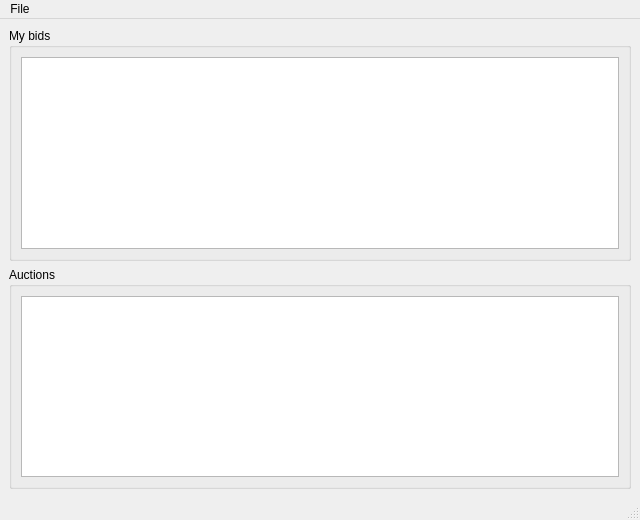
The window that src/app/mainwindow.ui (ABBAPOH/sniper) describes before a commit, drawn with Qt 5.
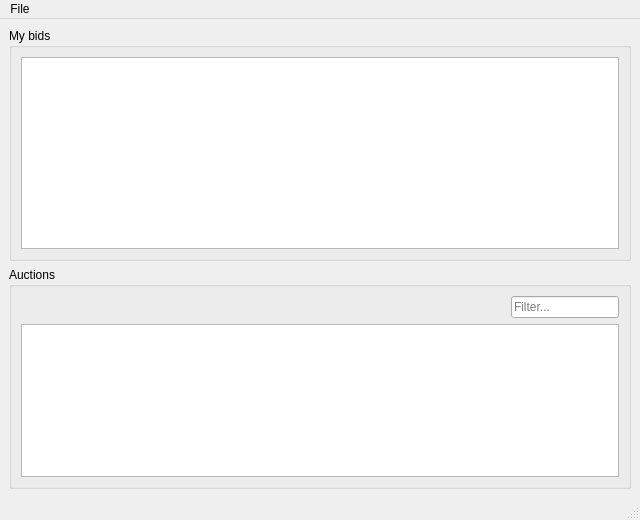
The same window after the commit. Custom widgets are drawn as their Qt base class.

Commit message: Add filtering to AuctionsView

```diff
--- a/src/app/mainwindow.ui
+++ b/src/app/mainwindow.ui
@@ -40,6 +40,36 @@
        <string>Auctions</string>
       </property>
       <layout class="QVBoxLayout" name="verticalLayout_2">
+       <item>
+        <layout class="QHBoxLayout" name="horizontalLayout">
+         <item>
+          <spacer name="horizontalSpacer">
+           <property name="orientation">
+            <enum>Qt::Horizontal</enum>
+           </property>
+           <property name="sizeHint" stdset="0">
+            <size>
+             <width>40</width>
+             <height>20</height>
+            </size>
+           </property>
+          </spacer>
+         </item>
+         <item>
+          <widget class="QLineEdit" name="auctionsFilter">
+           <property name="sizePolicy">
+            <sizepolicy hsizetype="Preferred" vsizetype="Fixed">
+             <horstretch>0</horstretch>
+             <verstretch>0</verstretch>
+            </sizepolicy>
+           </property>
+           <property name="placeholderText">
+            <string>Filter...</string>
+           </property>
+          </widget>
+         </item>
+        </layout>
+       </item>
        <item>
         <widget class="QTreeView" name="auctionsView"/>
        </item>
```
Left out of the diff: 2 changed lines with no effect on the pictures. The commit also changes 2 other files.
